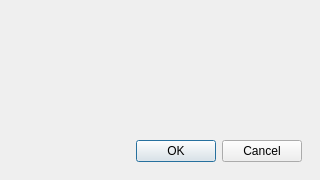
First picture: the form in frcpredict/ui/input/fluorophore/add_response_dialog.ui, repository Bodeeen/Resolution_prediction_software, before the edit.
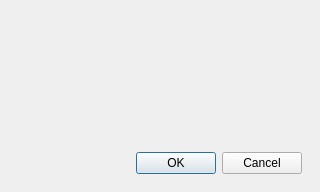
Second picture: the form after the edit. Custom widgets are drawn as their Qt base class.

```diff
--- a/frcpredict/ui/input/fluorophore/add_response_dialog.ui
+++ b/frcpredict/ui/input/fluorophore/add_response_dialog.ui
@@ -7,19 +7,19 @@
     <x>0</x>
     <y>0</y>
     <width>320</width>
-    <height>180</height>
+    <height>192</height>
    </rect>
   </property>
   <property name="minimumSize">
    <size>
     <width>320</width>
-    <height>180</height>
+    <height>192</height>
    </size>
   </property>
   <property name="maximumSize">
    <size>
     <width>320</width>
-    <height>180</height>
+    <height>192</height>
    </size>
   </property>
   <property name="windowTitle">
```
